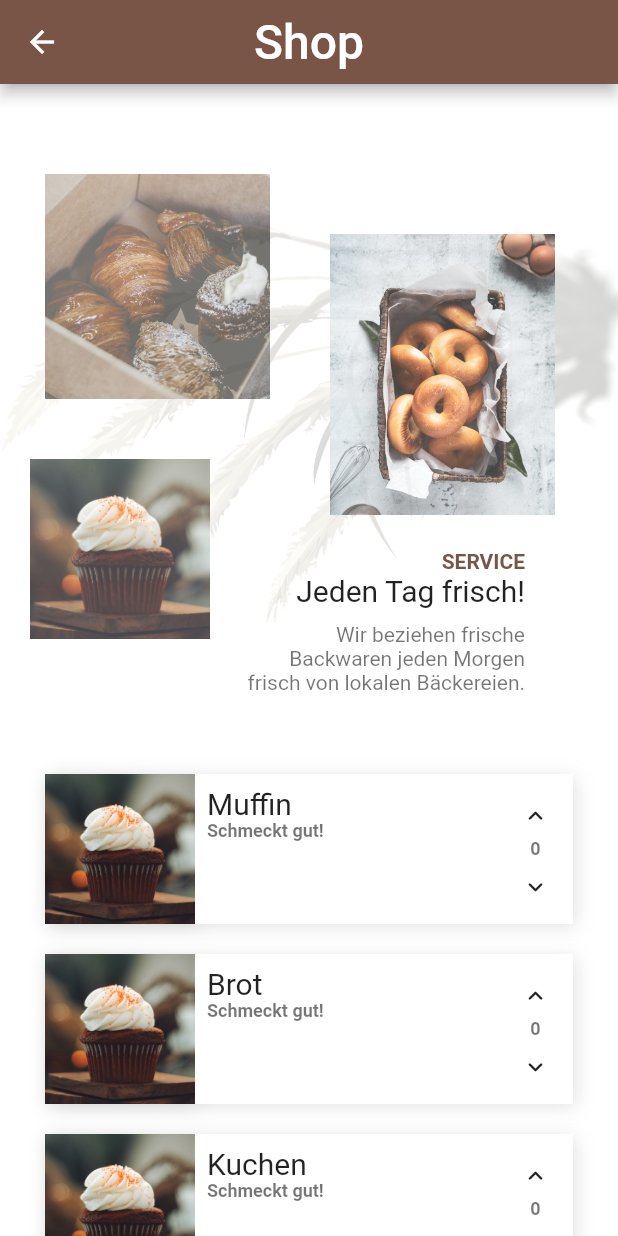
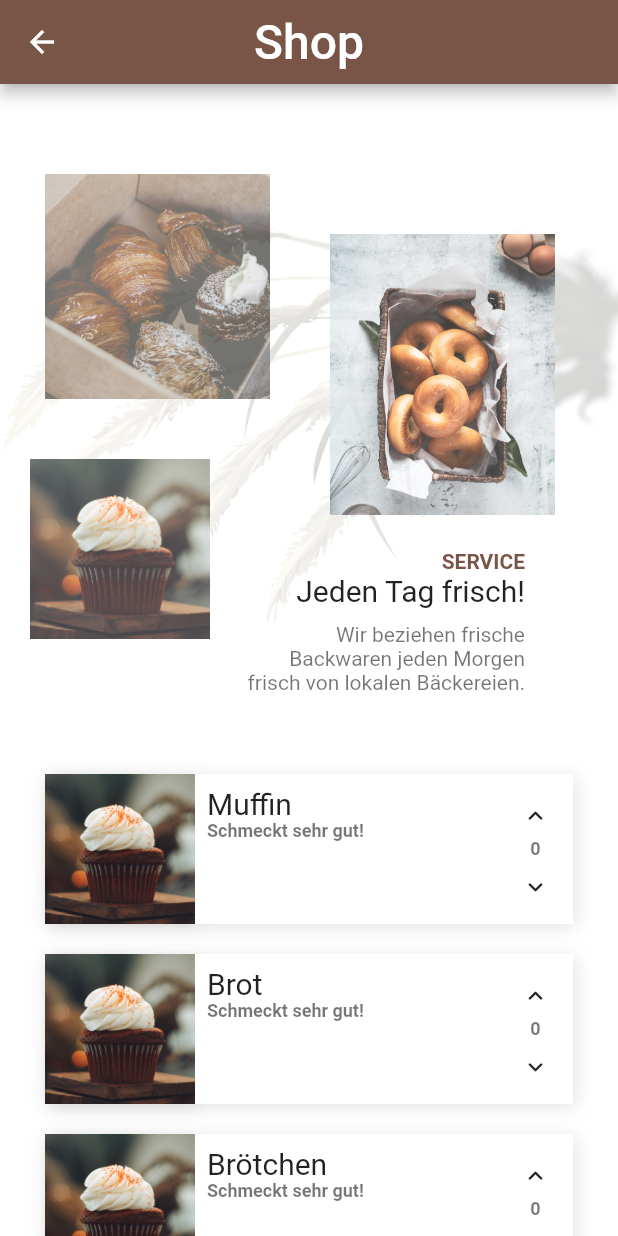
Before and after one commit to nicschittenhelm/baecker-app, a Flutter app: the ShopScreen screen opened directly, on a phone screen of 412 x 824 dp. Run offline on Flutter 3.47's test engine with Material 2 defaults, Android fonts, the phone set to English and light mode, and no system bars; drawn by our look-alikes of simple_shadow; our stand-ins replace get, google_fonts; missing offline and left inert: indexed.

Commit message:
Added Item List  - reusable Stateful Widget  - storing item count in HashMap

```diff
--- a/lib/screens/ShopScreen.dart
+++ b/lib/screens/ShopScreen.dart
@@ -9,14 +9,8 @@ import 'package:google_fonts/google_fonts.dart';
 final CartController c = Get.put(CartController());
 
 
-class ShopScreen extends StatefulWidget {
+class ShopScreen extends StatelessWidget {
 
-
-  @override
-  _ShopScreenState createState() => _ShopScreenState();
-}
-
-class _ShopScreenState extends State<ShopScreen> {
   @override
   Widget build(BuildContext context) {
     return Scaffold(
@@ -35,6 +29,7 @@ class _ShopScreenState extends State<ShopScreen> {
 
       body: ListView(
         children: [
+
           Container(
             width: MediaQuery.of(context).size.width,
             height: 450,
@@ -117,31 +112,61 @@ class _ShopScreenState extends State<ShopScreen> {
             ),
           ),
 
-          ShopItem('lib/assets/hero1.jpg', 'Muffin', 'Schmeckt gut!'),
-          ShopItem('lib/assets/hero1.jpg', 'Brot', 'Schmeckt gut!'),
-          ShopItem('lib/assets/hero1.jpg', 'Kuchen', 'Schmeckt gut!'),
-          ShopItem('lib/assets/hero1.jpg', 'Toast', 'Schmeckt gut!'),
+          ShopItem(imgPath: "lib/assets/hero1.jpg", title: "Muffin", desc: "Schmeckt sehr gut!", price: 10),
+          FillMap("Muffin"),
+          ShopItem(imgPath: "lib/assets/hero1.jpg", title: "Brot", desc: "Schmeckt sehr gut!", price: 10),
+          FillMap("Brot"),
+          ShopItem(imgPath: "lib/assets/hero1.jpg", title: "Brötchen", desc: "Schmeckt sehr gut!", price: 10),
+          FillMap("Brötchen"),
+          ShopItem(imgPath: "lib/assets/hero1.jpg", title: "Kuchen", desc: "Schmeckt sehr gut!", price: 10),
+          FillMap("Kuchen"),
+          ShopItem(imgPath: "lib/assets/hero1.jpg", title: "Keks", desc: "Schmeckt sehr gut!", price: 10),
+          FillMap("Keks"),
+
 
 
 
 
         ],
       ),
-
-
-
     );
-  }
   }
 
 
 
+}
 
-Widget ShopItem(String imgPath, String title, String desc) {
+Widget FillMap(String title) {
 
   c.shoppingCart[title] = 0;
-  print("test");
+
+  return Container(
+    height: 0,
+  );
+
+}
+
+
+class ShopItem extends StatefulWidget {
+
+  String imgPath;
+  String title;
+  String desc;
+  double price;
+
+
+  ShopItem({Key key, @required this.imgPath, @required this.title, @required this.desc, @required this.price}) : super(key: key);
+
+  _ShopItemState createState() => _ShopItemState();
+}
+
+class _ShopItemState extends State<ShopItem> {
+  @override
+  Widget build(BuildContext context) {
+
+    int _counter = 0;
     print(c.shoppingCart);
+
 
     return Padding(
       padding: const EdgeInsets.symmetric(horizontal: 30, vertical: 10),
@@ -160,7 +185,7 @@ Widget ShopItem(String imgPath, String title, String desc) {
                 width: 100,
                 height: 100,
                 decoration: BoxDecoration(
-                image: DecorationImage(image: AssetImage(imgPath),),
+                  image: DecorationImage(image: AssetImage(widget.imgPath),),
                 ),
               ),
               Expanded(
@@ -171,7 +196,7 @@ Widget ShopItem(String imgPath, String title, String desc) {
                       Align(
                         alignment: Alignment.bottomLeft,
                         child: Text(
-                        title,
+                          widget.title,
                           style: GoogleFonts.patuaOne(
                               fontSize: 20, color: Colors.black87),
                           textAlign: TextAlign.left,
@@ -180,7 +205,7 @@ Widget ShopItem(String imgPath, String title, String desc) {
                       Align(
                         alignment: Alignment.topLeft,
                         child: Text(
-                        desc,
+                          widget.desc,
                           maxLines: 4,
                           style: GoogleFonts.roboto(
                             fontSize: 12,
@@ -211,6 +236,11 @@ Widget ShopItem(String imgPath, String title, String desc) {
                         iconSize: 20,
                         onPressed: () {
 
+                          setState(() {
+                            c.addItem(widget.title);
+                            print(c.shoppingCart);
+                          });
+
                         },
 
                       ),
@@ -220,7 +250,7 @@ Widget ShopItem(String imgPath, String title, String desc) {
                     Flexible(
                       flex: 3,
                       child: Text(
-                      "0",
+                        c.shoppingCart[widget.title].toString(),
                         maxLines: 4,
                         style: GoogleFonts.roboto(
                           fontSize: 12,
@@ -236,7 +266,14 @@ Widget ShopItem(String imgPath, String title, String desc) {
                       child: IconButton(
                           icon: Icon(Icons.keyboard_arrow_down_rounded),
                           iconSize: 20,
-                        onPressed: ()=>c.removeItem(title),
+                          onPressed: () {
+
+                            setState(() {
+                              c.removeItem(widget.title);
+                              print(c.shoppingCart);
+                            });
+
+                          }
                       ),
                     ),
 
@@ -251,3 +288,4 @@ Widget ShopItem(String imgPath, String title, String desc) {
       ),
     );
   }
+}
```
Also changed, not shown: lib/screens/CartController.dart (+12 -5 lines). Lines whose indentation alone changed are shown as unchanged.
